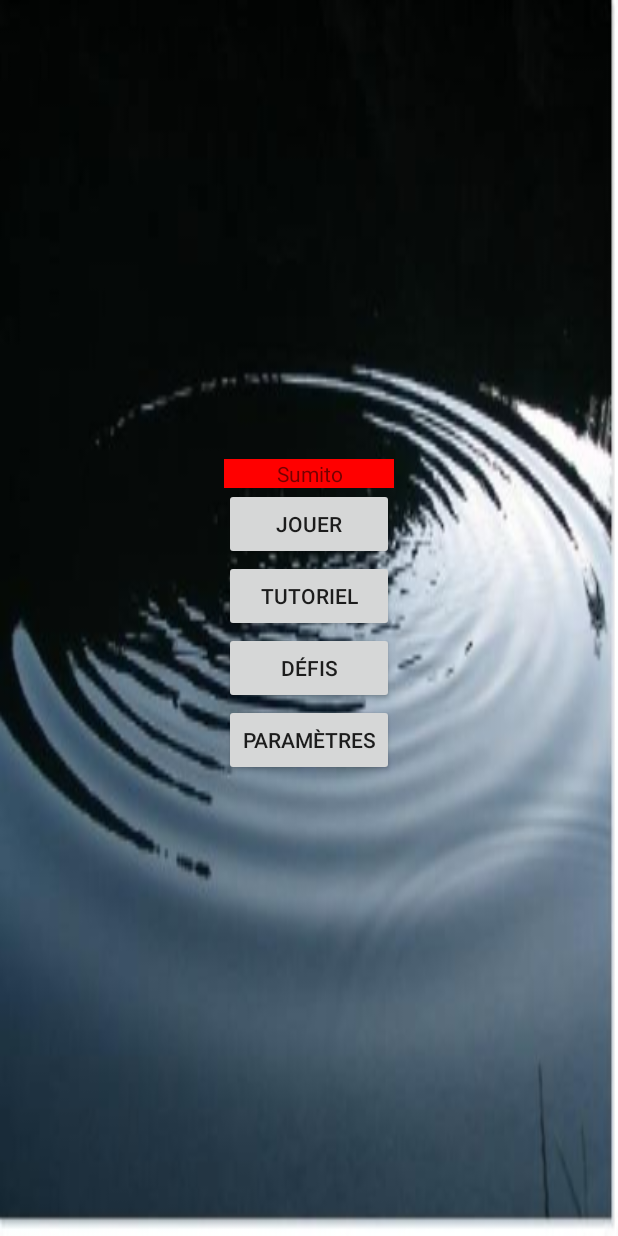
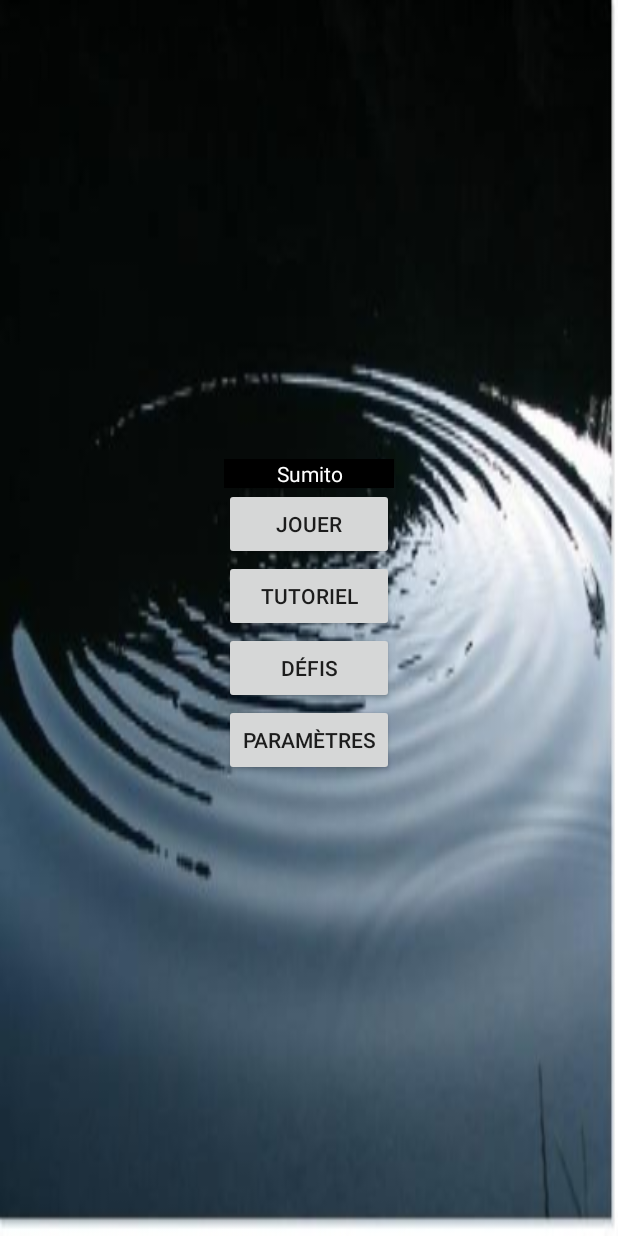
Before and after one commit to cbeausei/Sumito, an Android app: the layout menu_principal.xml on its own in the app's theme, with its tools: preview values and no code run, on a phone screen of 412 x 824 dp. Run offline under Robolectric (Android 15) with nearby library versions, the phone set to English and light mode, and no system bars.

```diff
--- a/app/src/main/res/layout/menu_principal.xml
+++ b/app/src/main/res/layout/menu_principal.xml
@@ -12,8 +12,9 @@
         android:layout_width="wrap_content"
         android:layout_height="wrap_content"
         android:text="@string/app_name"
-        android:background="#FF0000"
+        android:background="#000000"
 
+        android:textColor="#FFFFFF"
         android:gravity="center"
         android:layout_alignEnd="@+id/nouvellepartie"
         android:layout_above="@+id/nouvellepartie"
```
